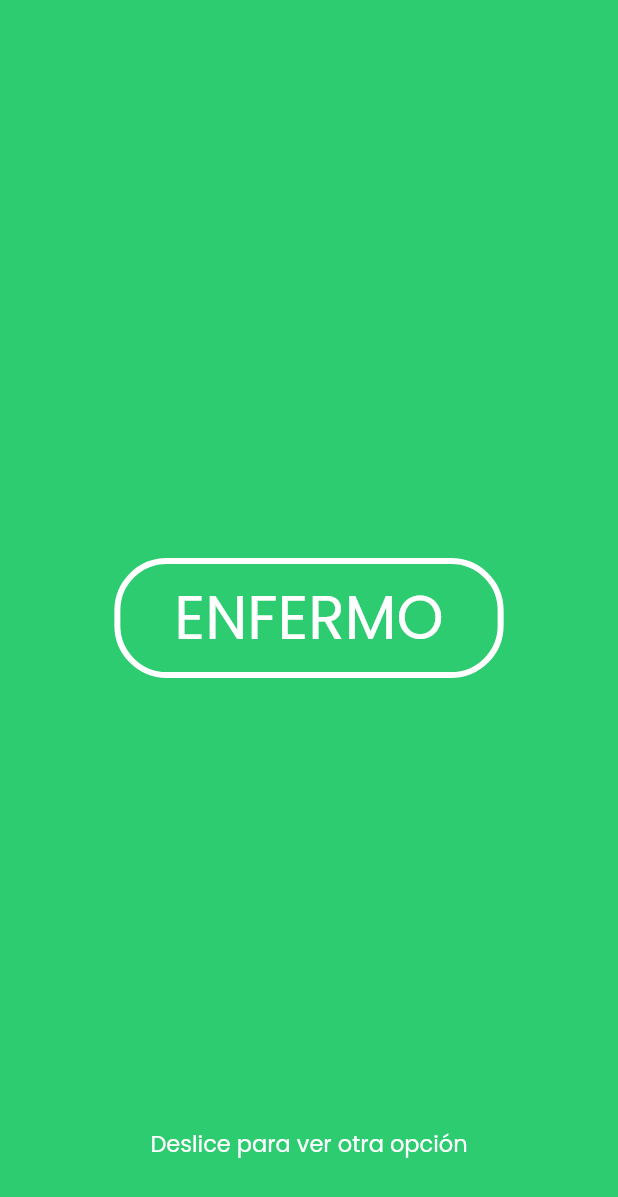
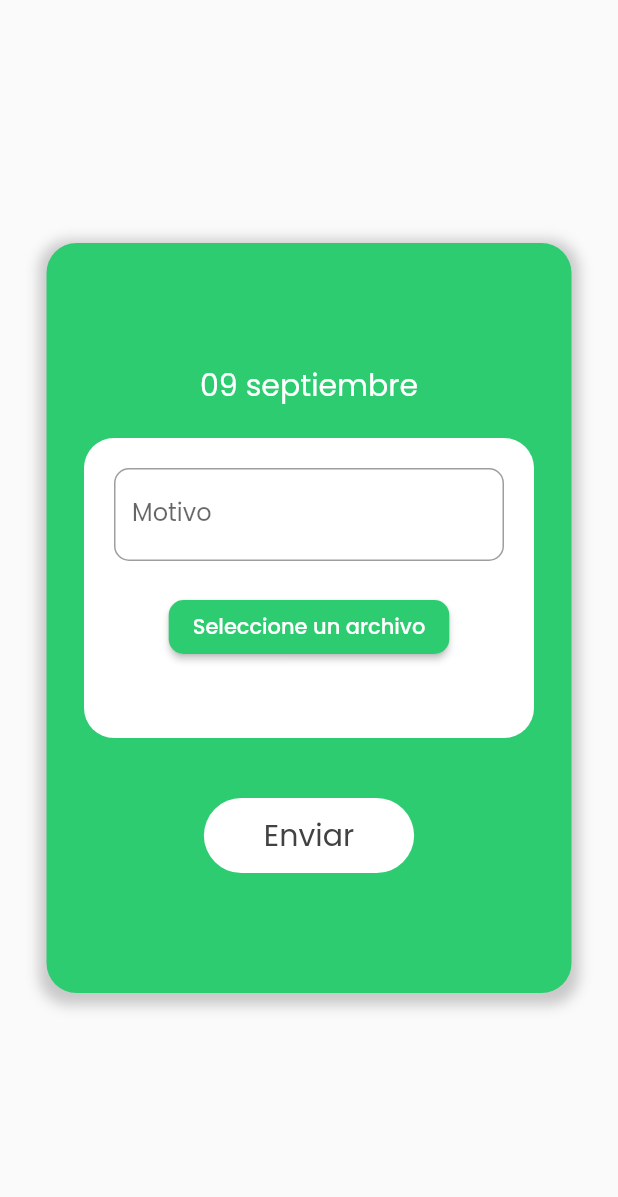
Before and after one commit to EleoRomario/proyecto_final, a Flutter app: the StudentSick screen opened by its route, after a tap on "ENFERMO", on a phone screen of 412 x 824 dp. Shown: the top 1197 px of the screen. Run offline on Flutter 3.47's test engine with Material 2 defaults, Android fonts, the light colour scheme and no system bars; our stand-ins replace file_picker.

Commit message:
send inform sick

```diff
--- a/lib/main.dart
+++ b/lib/main.dart
@@ -6,6 +6,8 @@
 import 'package:proyecto_final/screens/student/student_present.dart';
 import 'package:proyecto_final/screens/student/student_present_confirm.dart';
 import 'package:proyecto_final/screens/student/student_sick.dart';
+import 'package:proyecto_final/screens/student/student_sick_form.dart';
+import 'package:proyecto_final/screens/student/student_sick_form_confirm.dart';
 import 'package:proyecto_final/screens/teacher/teacher.dart';
 import 'package:proyecto_final/screens/teacher/teacher_main.dart';
 import 'package:proyecto_final/src/config/color_constants.dart';
@@ -35,6 +37,8 @@
         '/student/present': (context) => const StudentPresent(),
         '/student/present/confirm': (context) => const StudentPresentConfirm(),
         '/student/sick': (context) => const StudentSick(),
+        '/student/sick/form': (context) => const StudentSickForm(),
+        '/student/sick/form/confirm': (context) => const StudentSickFormConfirm(),
         '/student/permission': (context) => const StudentPermission(),
         '/teacher/main': (context) => const TeacherMain(),
       },
--- a/lib/screens/student/student_sick.dart
+++ b/lib/screens/student/student_sick.dart
@@ -27,7 +27,9 @@
                     child: Container(
                   alignment: Alignment.center,
                   child: ElevatedButton(
-                    onPressed: () {},
+                    onPressed: () {
+                      Navigator.pushNamed(context, '/student/sick/form');
+                    },
                     style: ElevatedButton.styleFrom(
                       backgroundColor: ColorConstants.green,
                       padding: const EdgeInsets.symmetric(
--- /dev/null
+++ b/lib/screens/student/student_sick_form.dart
@@ -0,0 +1,116 @@
+import 'package:file_picker/file_picker.dart';
+import 'package:flutter/material.dart';
+import 'package:proyecto_final/src/config/color_constants.dart';
+
+class StudentSickForm extends StatefulWidget {
+  const StudentSickForm({Key? key}) : super(key: key);
+
+  @override
+  _StudentSickFormState createState() => _StudentSickFormState();
+}
+
+class _StudentSickFormState extends State<StudentSickForm> {
+  void _selectFile() async {
+    final file = await FilePicker.platform.pickFiles(allowMultiple: false);
+    if (file != null) {
+      return;
+    }
+  }
+
+  @override
+  Widget build(BuildContext context) {
+    return Scaffold(
+        body: SafeArea(
+            child: Center(
+                child: Container(
+      height: 500,
+      width: 350,
+      padding: const EdgeInsets.symmetric(horizontal: 20),
+      decoration: BoxDecoration(
+          borderRadius: BorderRadius.circular(20),
+          boxShadow: [
+            BoxShadow(
+              color: Colors.black.withOpacity(0.2),
+              spreadRadius: 5,
+              blurRadius: 7,
+              offset: const Offset(0, 3), // changes position of shadow
+            )
+          ],
+          color: ColorConstants.green),
+      child: Column(
+        mainAxisAlignment: MainAxisAlignment.center,
+        children: [
+          const Text(
+            '09 septiembre',
+            style: TextStyle(color: Colors.white, fontSize: 20),
+          ),
+          const SizedBox(height: 20),
+          Container(
+            height: 200,
+            width: 300,
+            padding: const EdgeInsets.all(20),
+            decoration: BoxDecoration(
+                borderRadius: BorderRadius.circular(20), color: Colors.white),
+            child: Form(
+              child: Column(
+                children: [
+                  TextFormField(
+                    decoration: InputDecoration(
+                      labelText: 'Motivo',
+                      floatingLabelStyle:
+                          const TextStyle(color: ColorConstants.green),
+                      border: OutlineInputBorder(
+                        borderRadius: BorderRadius.circular(10),
+                      ),
+                      focusedBorder: OutlineInputBorder(
+                        borderSide:
+                            const BorderSide(color: ColorConstants.green),
+                        borderRadius: BorderRadius.circular(10),
+                      ),
+                    ),
+                  ),
+                  const SizedBox(height: 20),
+                  ElevatedButton(
+                    onPressed: () {
+                      _selectFile();
+                    },
+                    style: ElevatedButton.styleFrom(
+                      backgroundColor: ColorConstants.green,
+                      shape: RoundedRectangleBorder(
+                        borderRadius: BorderRadius.circular(10),
+                      ),
+                    ),
+                    child: const Text(
+                      'Seleccione un archivo',
+                      style: TextStyle(color: Colors.white),
+                    ),
+                  )
+                ],
+              ),
+            ),
+          ),
+          const SizedBox(height: 40),
+          ElevatedButton(
+            onPressed: () {
+              Navigator.pushNamed(context, '/student/sick/form/confirm');
+            },
+            style: ElevatedButton.styleFrom(
+              padding: const EdgeInsets.symmetric(horizontal: 40, vertical: 10),
+              backgroundColor: Colors.white,
+              shape: const RoundedRectangleBorder(
+                  borderRadius: BorderRadius.all(Radius.circular(30))),
+              elevation: 0,
+            ),
+            child: Text(
+              'Enviar',
+              style: TextStyle(
+                  color: Colors.grey[800],
+                  fontSize: 20,
+                  fontWeight: FontWeight.w400),
+            ),
+          )
+        ],
+      ),
+    ))));
+  }
+}
--- a/pubspec.yaml
+++ b/pubspec.yaml
@@ -36,6 +36,7 @@
   # The following adds the Cupertino Icons font to your application.
   # Use with the CupertinoIcons class for iOS style icons.
   cupertino_icons: ^1.0.2
+  file_picker: ^5.2.2
 
 dev_dependencies:
   flutter_test:
```
Also changed, not shown: lib/screens/student/student_sick_form_confirm.dart (added, +80 -0 lines), pubspec.lock.
